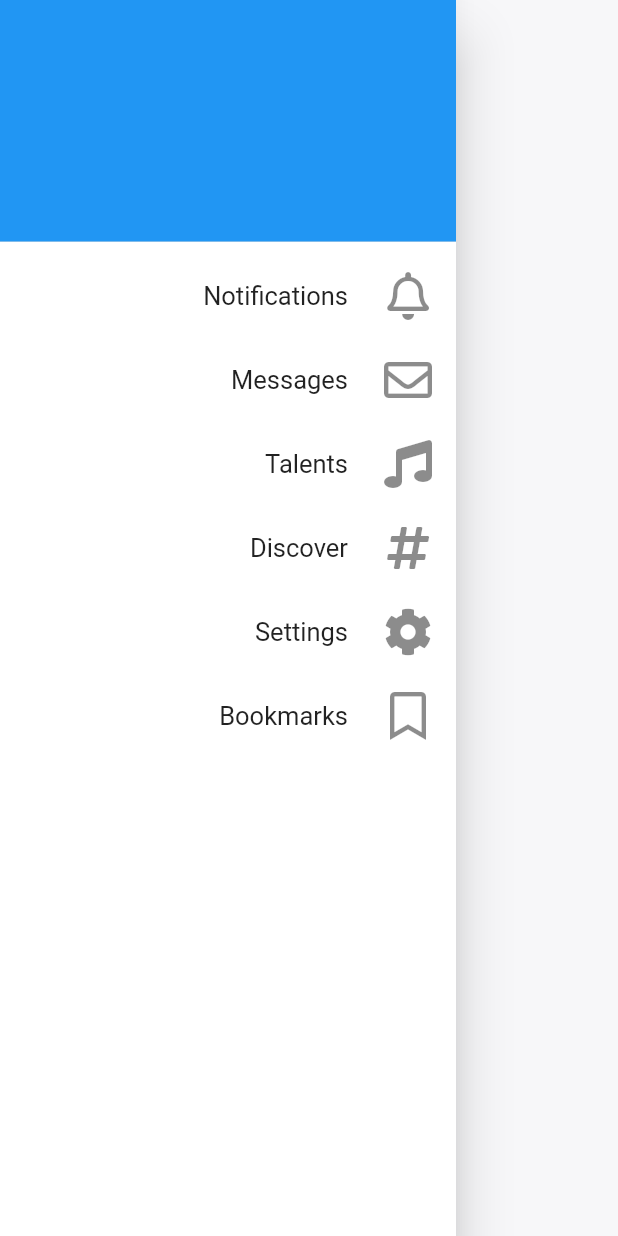
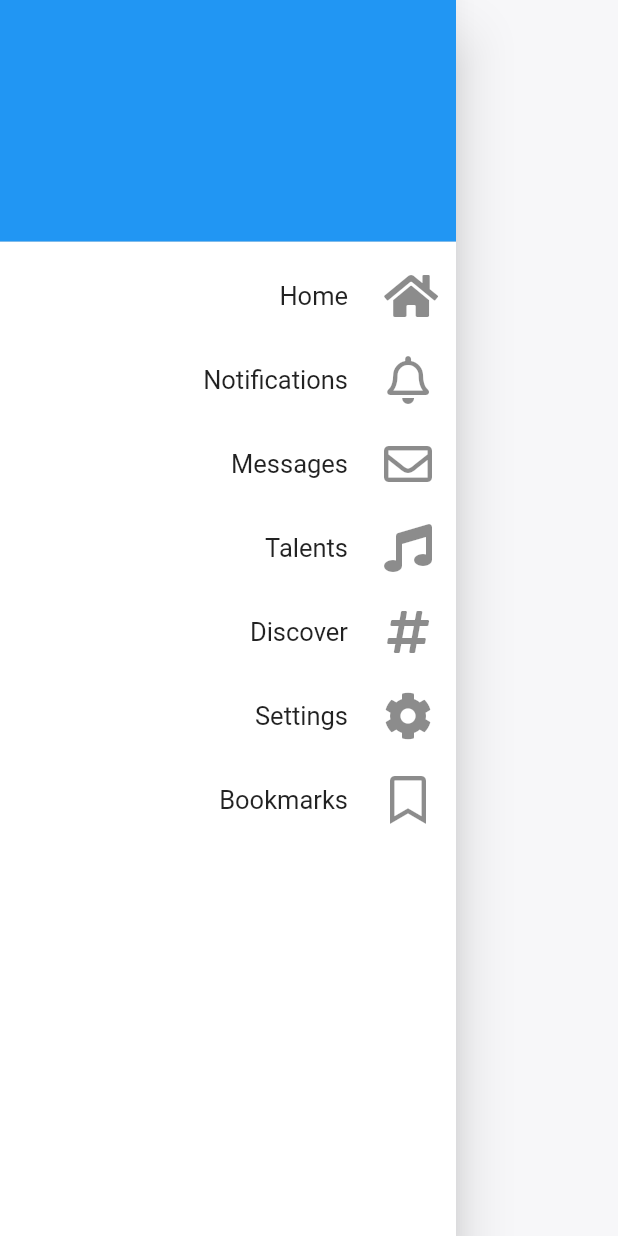
Before and after one commit to GraduationProjectITIG/SoutFlutterApp, a Flutter app: what buildDrawer() shows on an empty page, opened directly, on a phone screen of 412 x 824 dp. Run offline on Flutter 3.47's test engine with Material 2 defaults, Android fonts, the phone set to English and light mode, and no system bars; our stand-ins replace cloud_firestore, firebase_auth, firebase_core, flutter_phoenix, fluttertoast, font_awesome_flutter and 5 more; accounts and stored records are empty.

```diff
--- a/lib/Screens/drawer.dart
+++ b/lib/Screens/drawer.dart
@@ -18,6 +18,14 @@ Drawer buildDrawer(BuildContext context) {
           decoration: BoxDecoration(
             color: Colors.blue,
           ),
+        ),
+        ListTile(
+          leading: Icon(
+            FontAwesomeIcons.home,
+            size: 32,
+          ),
+          title: Text('Home'),
+          onTap: () {},
         ),
         ListTile(
           leading: Icon(
```
Also changed, not shown: lib/Screens/notifications/notifications.dart (added, +48 -0 lines).
